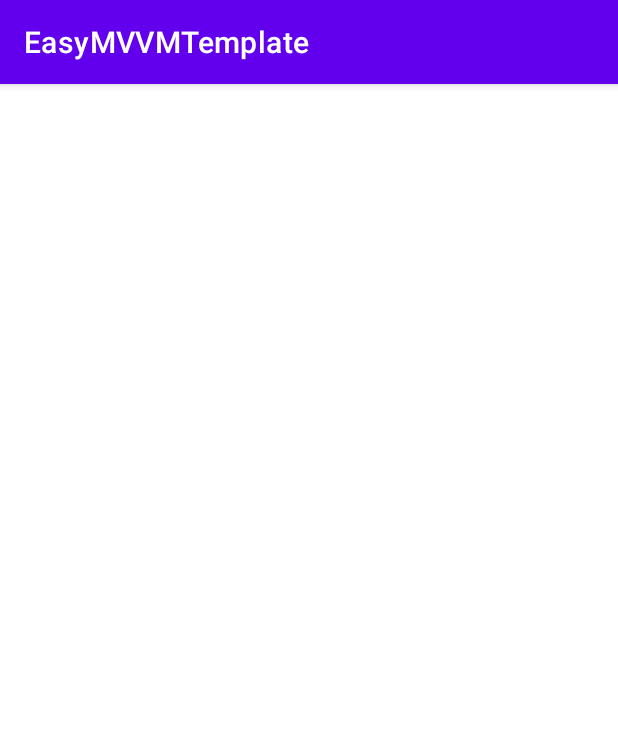
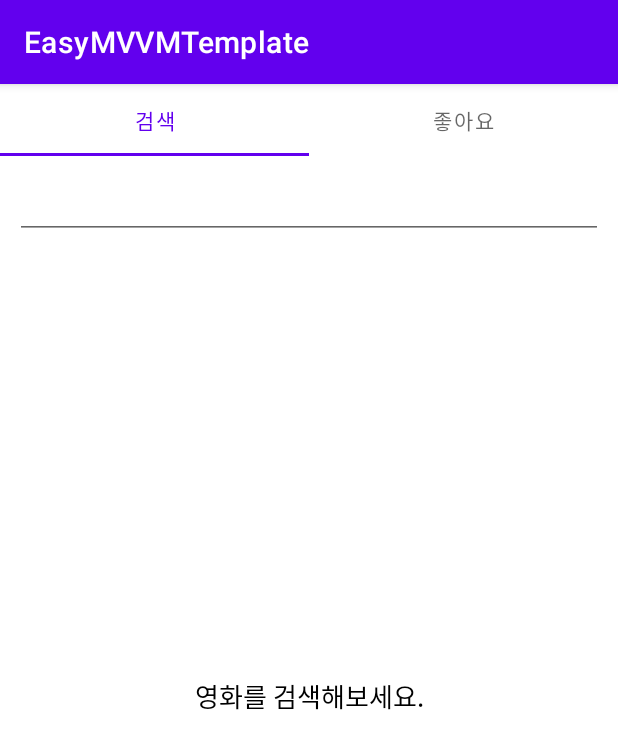
Before and after one commit to nosorae/EasyMVVMTemplate, an Android app: the screen it shows after launch (MainActivity), on a phone screen of 412 x 824 dp. Shown: the top 749 px of the screen. Run offline under Robolectric (Android 15) with nearby library versions, the phone set to English and light mode, and no system bars; our stand-ins replace data binding; pictures from the network do not load; 3 statements that could not run were skipped.

Commit message:
search 추가 및 main 수정

```diff
--- a/app/build.gradle
+++ b/app/build.gradle
@@ -37,6 +37,9 @@ android {
     viewBinding {
         enabled = true
     }
+    dataBinding {
+        enabled = true
+    }
 
 }
 
@@ -46,6 +49,7 @@ dependencies {
     implementation 'androidx.appcompat:appcompat:1.3.1'
     implementation 'com.google.android.material:material:1.4.0'
     implementation 'androidx.constraintlayout:constraintlayout:2.1.0'
+    implementation 'androidx.legacy:legacy-support-v4:1.0.0'
     testImplementation 'junit:junit:4.+'
     androidTestImplementation 'androidx.test.ext:junit:1.1.3'
     androidTestImplementation 'androidx.test.espresso:espresso-core:3.4.0'
--- a/app/src/main/java/com/example/easymvvmtemplate/data/remote/Url.kt
+++ b/app/src/main/java/com/example/easymvvmtemplate/data/remote/Url.kt
@@ -3,5 +3,5 @@ package com.example.easymvvmtemplate.data.remote
 object Url {
     const val NAVER_API_URL = "https://openapi.naver.com"
 
-    const val GET_NAVER_MOVIES = "/v1/search/movie"
+    const val GET_NAVER_MOVIES = "/v1/search/movie.json"
 }
--- a/app/src/main/java/com/example/easymvvmtemplate/di/ViewModelModule.kt
+++ b/app/src/main/java/com/example/easymvvmtemplate/di/ViewModelModule.kt
@@ -1,10 +1,12 @@
 package com.example.easymvvmtemplate.di
 
 import com.example.easymvvmtemplate.presentation.ui.main.MainViewModel
+import com.example.easymvvmtemplate.presentation.ui.main.search.SearchViewModel
 import org.koin.android.viewmodel.dsl.viewModel
 import org.koin.dsl.module
 
 
 internal val viewModelModule = module {
     viewModel { MainViewModel(get()) }
+    viewModel { SearchViewModel(get()) }
 }
--- /dev/null
+++ b/app/src/main/java/com/example/easymvvmtemplate/presentation/adapter/MainVPAdapter.kt
@@ -0,0 +1,21 @@
+package com.example.easymvvmtemplate.presentation.adapter
+
+import androidx.fragment.app.Fragment
+import androidx.fragment.app.FragmentActivity
+import androidx.fragment.app.FragmentManager
+import androidx.lifecycle.Lifecycle
+import androidx.viewpager2.adapter.FragmentStateAdapter
+import com.example.easymvvmtemplate.presentation.ui.main.favorites.FavoriteFragment
+import com.example.easymvvmtemplate.presentation.ui.main.search.SearchFragment
+
+class MainVPAdapter(fa : FragmentActivity) : FragmentStateAdapter(fa) {
+
+    override fun getItemCount(): Int = 2
+
+    override fun createFragment(position: Int): Fragment {
+        return when(position){
+            0 -> SearchFragment()
+            else -> FavoriteFragment()
+        }
+    }
+}
--- a/app/src/main/java/com/example/easymvvmtemplate/presentation/adapter/MovieAdapter.kt
+++ b/app/src/main/java/com/example/easymvvmtemplate/presentation/adapter/MovieAdapter.kt
@@ -4,33 +4,42 @@ import android.view.LayoutInflater
 import android.view.ViewGroup
 import androidx.recyclerview.widget.RecyclerView
 import com.bumptech.glide.Glide
+import com.bumptech.glide.request.RequestOptions
 import com.example.easymvvmtemplate.data.entity.MovieEntity
 import com.example.easymvvmtemplate.databinding.ViewholderMovieItemBinding
+import com.example.easymvvmtemplate.presentation.ui.main.search.SearchViewModel
 
-class MovieAdapter : RecyclerView.Adapter<MovieAdapter.ViewHolder>() {
+class MovieAdapter(
+    val viewModel : SearchViewModel?
+) : RecyclerView.Adapter<MovieAdapter.ViewHolder>() {
     private var movieList: List<MovieEntity> = listOf()
-    private lateinit var movieItemClickListener: (MovieEntity) -> Unit
-
 
     inner class ViewHolder(
-        private val binding: ViewholderMovieItemBinding,
-        val movieItemClickListener: (MovieEntity) -> Unit
+        private val binding: ViewholderMovieItemBinding
     ) : RecyclerView.ViewHolder(binding.root) {
+
         fun bindData(data: MovieEntity) = with(binding) {
+
             Glide.with(root)
                 .load(data.image)
+                .apply(RequestOptions().override(300, 450))
+                .apply(RequestOptions.centerCropTransform())
                 .into(moviePoster)
 
-
-            movieTitle.text = data.title ?: "Unknown"
-            movieSubtitle.text = data.subtitle ?: "Unknown"
-            movieRatings.text = data.userRating ?: "Unknown"
-
+            movie = data
+            viewModel = this@MovieAdapter.viewModel
+            executePendingBindings()
         }
     }
 
     override fun onCreateViewHolder(parent: ViewGroup, viewType: Int): ViewHolder =
-        ViewHolder(ViewholderMovieItemBinding.inflate(LayoutInflater.from(parent.context), parent, false), movieItemClickListener)
+        ViewHolder(
+            ViewholderMovieItemBinding.inflate(
+                LayoutInflater.from(parent.context),
+                parent,
+                false
+            )
+        )
 
     override fun onBindViewHolder(holder: ViewHolder, position: Int) {
         holder.bindData(movieList[position])
@@ -38,9 +47,8 @@ class MovieAdapter : RecyclerView.Adapter<MovieAdapter.ViewHolder>() {
 
     override fun getItemCount(): Int = movieList.size
 
-    fun setMovieList(movieList: List<MovieEntity>, movieItemClickListener: (MovieEntity) -> Unit) {
+    fun setMovieList(movieList: List<MovieEntity>) {
         this.movieList = movieList
-        this.movieItemClickListener = movieItemClickListener
         notifyDataSetChanged()
     }
 }
--- a/app/src/main/java/com/example/easymvvmtemplate/presentation/ui/main/MainActivity.kt
+++ b/app/src/main/java/com/example/easymvvmtemplate/presentation/ui/main/MainActivity.kt
@@ -1,43 +1,32 @@
 package com.example.easymvvmtemplate.presentation.ui.main
 
 import android.os.Bundle
-import androidx.recyclerview.widget.GridLayoutManager
 import com.example.easymvvmtemplate.databinding.ActivityMainBinding
 import com.example.easymvvmtemplate.presentation.BaseActivity
-import com.example.easymvvmtemplate.presentation.adapter.MovieAdapter
+import com.example.easymvvmtemplate.presentation.adapter.MainVPAdapter
+import com.google.android.material.tabs.TabLayoutMediator
 import org.koin.android.viewmodel.ext.android.viewModel
 
 internal class MainActivity : BaseActivity<MainViewModel>() {
-    private lateinit var binding: ActivityMainBinding
-    private var movieAdapter = MovieAdapter()
 
-    override val viewModel: MainViewModel by viewModel()
+    private lateinit var binding : ActivityMainBinding
+    override val viewModel: MainViewModel by viewModel() //viewModel 이 필요가 없음.
 
     override fun onCreate(savedInstanceState: Bundle?) {
         super.onCreate(savedInstanceState)
         binding = ActivityMainBinding.inflate(layoutInflater)
         setContentView(binding.root)
-        fetchMovies()
-        initRecyclerView()
+
+        setViewPager()
     }
 
-    private fun fetchMovies() {
-        viewModel.fetchMovies("winter", 20)
+    private fun setViewPager() = with(binding){
+        mainViewpager.adapter = MainVPAdapter(this@MainActivity)
+        val tabNameList = listOf<String>("검색", "좋아요")
+        TabLayoutMediator(mainTablayout, mainViewpager) { tab, position ->
+            tab.text = tabNameList[position]
+        }.attach()
     }
 
-    private fun initRecyclerView() {
-        binding.movieRecyclerView.apply {
-            adapter = movieAdapter
-            layoutManager = GridLayoutManager(this@MainActivity, 2)
-        }
-    }
-
-    override fun observeData() {
-        viewModel.movieListLiveData.observe(this) {
-            movieAdapter.setMovieList(it, movieItemClickListener = {})
-        }
-
-    }
-
-
+    override fun observeData() = Unit
 }
--- a/app/src/main/java/com/example/easymvvmtemplate/presentation/ui/main/MainViewModel.kt
+++ b/app/src/main/java/com/example/easymvvmtemplate/presentation/ui/main/MainViewModel.kt
@@ -12,17 +12,4 @@ class MainViewModel(
     private val repository: MovieRepository
 ): BaseViewModel() {
 
-    private val _movieListLiveData = MutableLiveData<List<MovieEntity>>()
-    val movieListLiveData: LiveData<List<MovieEntity>> = _movieListLiveData
-
-     fun fetchMovies(keyword: String, display: Int = 30) = viewModelScope.launch {
-         val response = repository.getMovieService(keyword, display)?.let {
-             _movieListLiveData.postValue(it.body()?.movieEntities ?: listOf())
-         } ?: kotlin.run {
-
-         }
-
-    }
-
-
 }
--- /dev/null
+++ b/app/src/main/java/com/example/easymvvmtemplate/presentation/ui/main/favorites/FavoriteViewModel.kt
@@ -0,0 +1,4 @@
+package com.example.easymvvmtemplate.presentation.ui.main.favorites
+
+class FavoriteViewModel {
+}
--- /dev/null
+++ b/app/src/main/java/com/example/easymvvmtemplate/presentation/ui/main/search/SearchFragment.kt
@@ -0,0 +1,89 @@
+package com.example.easymvvmtemplate.presentation.ui.main.search
+
+import android.os.Bundle
+import android.util.Log
+import android.view.KeyEvent
+import androidx.fragment.app.Fragment
+import android.view.LayoutInflater
+import android.view.View
+import android.view.ViewGroup
+import android.widget.EditText
+import androidx.core.view.isVisible
+import androidx.databinding.DataBindingUtil
+import androidx.recyclerview.widget.DividerItemDecoration
+import androidx.recyclerview.widget.DividerItemDecoration.VERTICAL
+import androidx.recyclerview.widget.GridLayoutManager
+import androidx.recyclerview.widget.LinearLayoutManager
+import com.example.easymvvmtemplate.R
+import com.example.easymvvmtemplate.databinding.FragmentMovieSearchBinding
+import com.example.easymvvmtemplate.presentation.adapter.MovieAdapter
+import org.koin.android.viewmodel.ext.android.getViewModel
+
+internal class SearchFragment : Fragment(), View.OnKeyListener{
+
+    private lateinit var binding: FragmentMovieSearchBinding
+
+    //override val viewModel : SearchViewModel by viewModel<SearchViewModel>()
+    //lazy 는 왜 안 되는지 잘 모르겠음
+    lateinit var viewModel : SearchViewModel
+
+    private lateinit var movieAdapter : MovieAdapter
+
+    override fun onCreateView(
+        inflater: LayoutInflater, container: ViewGroup?,
+        savedInstanceState: Bundle?
+    ): View? {
+        binding =
+            DataBindingUtil.inflate(inflater, R.layout.fragment_movie_search, container, false)
+
+        viewModel = getViewModel<SearchViewModel>()
+        //viewModel factory 로 만드는 방법?
+
+        binding.viewModel = viewModel
+        binding.movieSearchEt.setOnKeyListener(this)
+
+        initRecyclerView()
+
+        observeData()
+
+        return binding.root
+    }
+
+    private fun initRecyclerView() {
+        val viewModel = binding.viewModel
+        val decoration = DividerItemDecoration(requireContext(), VERTICAL)
+
+        movieAdapter = MovieAdapter(viewModel) //ok?
+        binding.movieRecyclerView.apply {
+            adapter = movieAdapter
+            layoutManager = LinearLayoutManager(requireContext())
+            addItemDecoration(decoration)
+        }
+    }
+
+    override fun onKey(v: View?, keyCode: Int, event: KeyEvent?): Boolean {
+        if (keyCode == KeyEvent.KEYCODE_ENTER && event?.action == KeyEvent.ACTION_DOWN) {
+            when (v?.id) {
+                R.id.movie_search_et -> {
+                    fetchMovies((v as EditText).text.toString())
+                }
+            }
+            return true
+        }
+        return false
+    }
+
+    private fun fetchMovies(keyword : String) {
+        viewModel.fetchMovies(keyword, 20)
+    }
+
+    private fun observeData() {
+        viewModel.movieListLiveData.observe(viewLifecycleOwner) {
+            movieAdapter.setMovieList(it)
+            //data binding 으로 list 넣는 방법?
+        }
+        viewModel.noImage.observe(viewLifecycleOwner) {
+            binding.searchMovieTv.isVisible = it == true //data binding 으로 넣으면 작동 안 함.
+        }
+    }
+}
--- /dev/null
+++ b/app/src/main/java/com/example/easymvvmtemplate/presentation/ui/main/search/SearchViewModel.kt
@@ -0,0 +1,35 @@
+package com.example.easymvvmtemplate.presentation.ui.main.search
+
+import android.util.Log
+import android.widget.Toast
+import androidx.lifecycle.LiveData
+import androidx.lifecycle.MutableLiveData
+import androidx.lifecycle.Transformations
+import androidx.lifecycle.viewModelScope
+import com.example.easymvvmtemplate.data.entity.MovieEntity
+import com.example.easymvvmtemplate.data.repository.MovieRepository
+import com.example.easymvvmtemplate.presentation.BaseViewModel
+import kotlinx.coroutines.launch
+
+class SearchViewModel(
+    private val repository: MovieRepository
+    ) : BaseViewModel() {
+
+    private val _movieListLiveData = MutableLiveData<List<MovieEntity>>().apply { value = emptyList() }
+    val movieListLiveData: LiveData<List<MovieEntity>> get() = _movieListLiveData
+
+    val noImage : LiveData<Boolean> get() = Transformations.map(_movieListLiveData){
+        it.isEmpty()
+    }
+
+    fun fetchMovies(keyword: String, display: Int = 30) = viewModelScope.launch {
+        val response = repository.getMovieService(keyword, display)?.let {
+            _movieListLiveData.postValue(it.body()?.movieEntities ?: listOf())
+        }
+    }
+    fun onMovieItemClicked(movie : MovieEntity) {
+        Log.d("searchViewModel", "${movie.title} clicked!")
+        //좋아요 등록 또는 상세페이지 로직.
+    }
+
+}
--- a/app/src/main/res/layout/activity_main.xml
+++ b/app/src/main/res/layout/activity_main.xml
@@ -6,14 +6,17 @@
     android:layout_height="match_parent"
     tools:context=".presentation.ui.main.MainActivity">
 
-    <androidx.recyclerview.widget.RecyclerView
-        android:id="@+id/movie_recycler_view"
-        android:layout_width="0dp"
+    <com.google.android.material.tabs.TabLayout
+        android:id="@+id/main_tablayout"
+        android:layout_width="match_parent"
+        android:layout_height="wrap_content"
+        app:layout_constraintTop_toTopOf="parent"/>
+
+    <androidx.viewpager2.widget.ViewPager2
+        android:id="@+id/main_viewpager"
+        android:layout_width="match_parent"
         android:layout_height="0dp"
-        app:layout_constraintTop_toTopOf="parent"
-        app:layout_constraintBottom_toBottomOf="parent"
-        app:layout_constraintStart_toStartOf="parent"
-        app:layout_constraintEnd_toEndOf="parent"
-        />
+        app:layout_constraintTop_toBottomOf="@id/main_tablayout"
+        app:layout_constraintBottom_toBottomOf="parent"/>
 
 </androidx.constraintlayout.widget.ConstraintLayout>
--- /dev/null
+++ b/app/src/main/res/layout/fragment_movie_search.xml
@@ -0,0 +1,58 @@
+<?xml version="1.0" encoding="utf-8"?>
+<layout xmlns:android="http://schemas.android.com/apk/res/android"
+    xmlns:app="http://schemas.android.com/apk/res-auto"
+    xmlns:tools="http://schemas.android.com/tools">
+
+    <data>
+        <import type="android.view.View.OnClickListener" />
+        <import type="android.view.View"/>
+        <import type="androidx.core.content.ContextCompat" />
+
+        <variable
+            name="viewModel"
+            type="com.example.easymvvmtemplate.presentation.ui.main.search.SearchViewModel" />
+    </data>
+
+<androidx.constraintlayout.widget.ConstraintLayout
+    android:layout_width="match_parent"
+    android:layout_height="match_parent"
+    tools:context=".presentation.ui.main.MainActivity">
+
+    <EditText
+        android:id="@+id/movie_search_et"
+        android:layout_width="match_parent"
+        android:layout_height="wrap_content"
+        app:layout_constraintTop_toTopOf="parent"
+        android:maxLines="1"
+        android:inputType="text"
+        android:layout_marginHorizontal="10dp"
+        android:layout_marginTop="10dp"
+        />
+
+    <androidx.recyclerview.widget.RecyclerView
+        android:id="@+id/movie_recycler_view"
+        android:layout_width="0dp"
+        android:layout_height="0dp"
+        app:layout_constraintTop_toBottomOf="@id/movie_search_et"
+        app:layout_constraintBottom_toBottomOf="parent"
+        app:layout_constraintStart_toStartOf="parent"
+        app:layout_constraintEnd_toEndOf="parent"
+        android:layout_marginTop="10dp"
+        android:visibility="@{viewModel.noImage ?View.GONE : View.VISIBLE}"
+        />
+
+    <TextView
+        android:id="@+id/search_movie_tv"
+        android:layout_width="wrap_content"
+        android:layout_height="wrap_content"
+        app:layout_constraintTop_toTopOf="parent"
+        app:layout_constraintBottom_toBottomOf="parent"
+        app:layout_constraintStart_toStartOf="parent"
+        app:layout_constraintEnd_toEndOf="parent"
+        android:text="영화를 검색해보세요."
+        android:textSize="17sp"
+        android:textColor="@color/black"
+        />
+
+</androidx.constraintlayout.widget.ConstraintLayout>
+</layout>
--- a/app/src/main/res/values/strings.xml
+++ b/app/src/main/res/values/strings.xml
@@ -1,3 +1,5 @@
 <resources>
     <string name="app_name">EasyMVVMTemplate</string>
+    <!-- TODO: Remove or change this placeholder text -->
+    <string name="hello_blank_fragment">Hello blank fragment</string>
 </resources>
```
Also changed, not shown: app/src/main/java/com/example/easymvvmtemplate/presentation/BaseFragment.kt (added, +22 -0 lines), app/src/main/java/com/example/easymvvmtemplate/presentation/ViewModelFactory.kt (added, +16 -0 lines), app/src/main/java/com/example/easymvvmtemplate/presentation/ui/main/favorites/FavoriteFragment.kt (added, +20 -0 lines), app/src/main/res/layout/fragment_favorite.xml (added, +14 -0 lines), app/src/main/res/layout/viewholder_movie_item.xml (+54 -26 lines).
